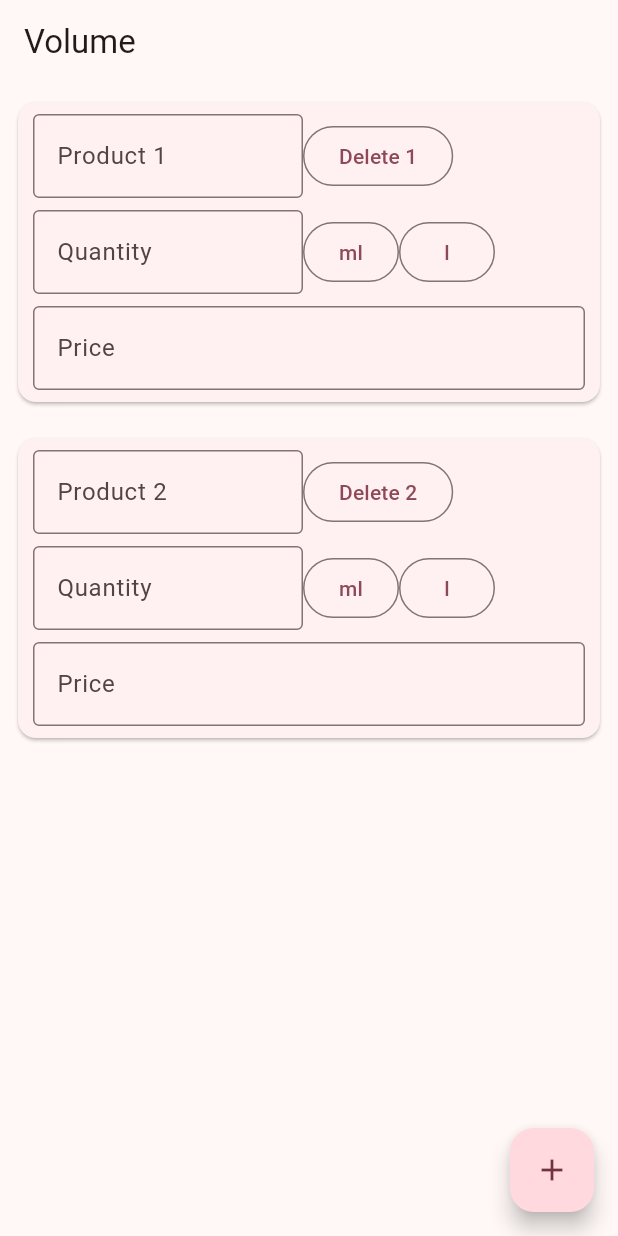
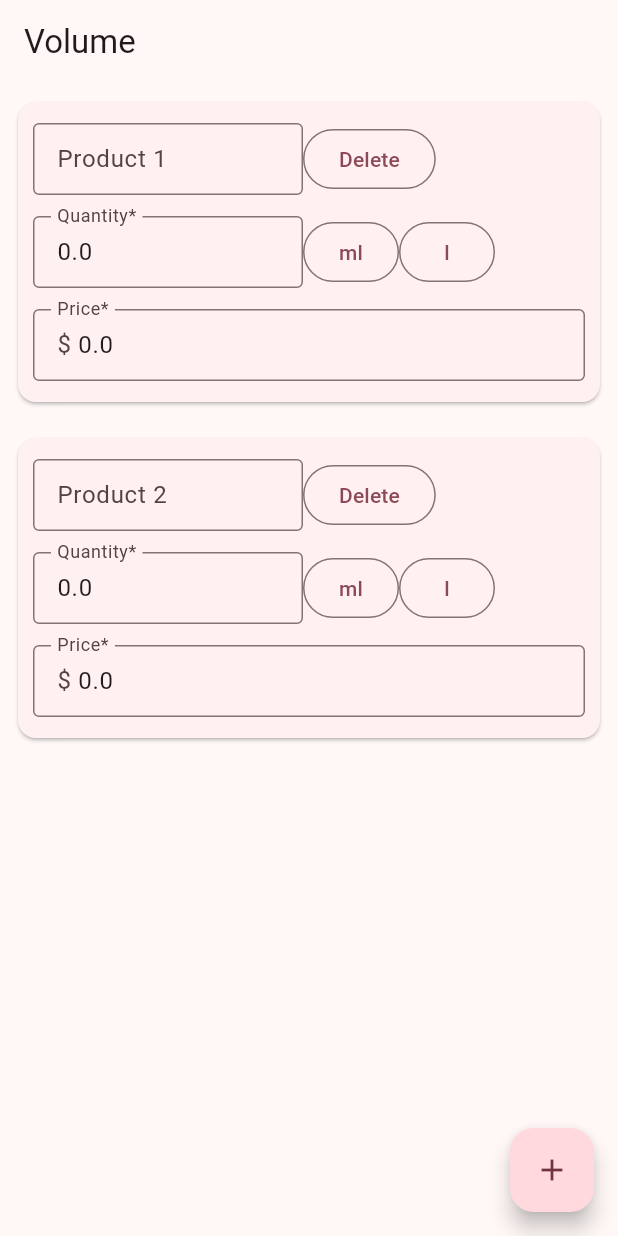
Before and after one commit to ptrkc/better-price-flutter, a Flutter app: the VolumeScreen screen opened directly, on a phone screen of 412 x 824 dp. Run offline on Flutter 3.47's test engine with Material 2 defaults, Android fonts, the phone set to English and light mode, and no system bars.

Commit message:
ControlledTextField

```diff
--- a/lib/src/volume/volume_controller.dart
+++ b/lib/src/volume/volume_controller.dart
@@ -13,6 +13,10 @@ class VolumeController extends ChangeNotifier {
 
   removeById(int id) {
     products.removeWhere((prod) => prod.id == id);
+    if (products.isEmpty) {
+      count = 0;
+      return add();
+    }
     notifyListeners();
   }
 }
--- /dev/null
+++ b/lib/src/widgets/controlled_text_field.dart
@@ -0,0 +1,48 @@
+import 'package:flutter/material.dart';
+import 'package:flutter/services.dart';
+
+class ControlledTextField extends StatefulWidget {
+  const ControlledTextField({
+    Key? key,
+    required this.onChanged,
+    required this.text,
+    this.decoration,
+    this.keyboardType,
+    this.inputFormatters,
+  }) : super(key: key);
+
+  final void Function(String)? onChanged;
+  final String text;
+  final InputDecoration? decoration;
+  final TextInputType? keyboardType;
+  final List<TextInputFormatter>? inputFormatters;
+
+  @override
+  State<ControlledTextField> createState() => _ControlledTextFieldState();
+}
+
+class _ControlledTextFieldState extends State<ControlledTextField> {
+  final TextEditingController _controller = TextEditingController();
+  @override
+  void initState() {
+    _controller.text = widget.text;
+    super.initState();
+  }
+
+  @override
+  void dispose() {
+    _controller.dispose();
+    super.dispose();
+  }
+
+  @override
+  Widget build(BuildContext context) {
+    return TextField(
+      controller: _controller,
+      onChanged: widget.onChanged,
+      decoration: widget.decoration,
+      keyboardType: widget.keyboardType,
+      inputFormatters: widget.inputFormatters,
+    );
+  }
+}
--- a/lib/src/widgets/product_card.dart
+++ b/lib/src/widgets/product_card.dart
@@ -1,3 +1,4 @@
+import 'package:better_price_flutter/src/widgets/controlled_text_field.dart';
 import 'package:flutter/material.dart';
 import 'package:flutter/services.dart';
 import 'package:provider/provider.dart';
@@ -33,15 +34,18 @@ class ProductCard extends StatelessWidget {
                   children: [
                     SizedBox(
                       width: 180.0,
-                      child: TextField(
+                      child: ControlledTextField(
+                        text: product.name.toString(),
+                        onChanged: (value) => product.name = value,
                         decoration: InputDecoration(
+                          isDense: true,
                           border: const OutlineInputBorder(),
                           labelText: 'Product ${product.id}',
                         ),
                       ),
                     ),
                     OutlinedButton(
-                      child: Text('Delete ${product.id}'),
+                      child: const Text('Delete'),
                       onPressed: () => controller.removeById(product.id),
                     ),
                   ],
@@ -50,7 +54,10 @@ class ProductCard extends StatelessWidget {
                   children: [
                     SizedBox(
                       width: 180.0,
-                      child: TextField(
+                      child: ControlledTextField(
+                        text: product.quantity.toString(),
+                        onChanged: (value) =>
+                            product.quantity = double.parse(value),
                         keyboardType: const TextInputType.numberWithOptions(
                             decimal: true),
                         inputFormatters: [
@@ -59,7 +66,8 @@ class ProductCard extends StatelessWidget {
                         ],
                         decoration: const InputDecoration(
                           border: OutlineInputBorder(),
-                          labelText: 'Quantity',
+                          labelText: 'Quantity*',
+                          isDense: true,
                         ),
                       ),
                     ),
@@ -74,7 +82,9 @@ class ProductCard extends StatelessWidget {
                     ),
                   ],
                 ),
-                TextField(
+                ControlledTextField(
+                  text: product.price.toString(),
+                  onChanged: (value) => product.price = double.parse(value),
                   keyboardType:
                       const TextInputType.numberWithOptions(decimal: true),
                   inputFormatters: [
@@ -82,8 +92,9 @@ class ProductCard extends StatelessWidget {
                   ],
                   decoration: const InputDecoration(
                     border: OutlineInputBorder(),
-                    labelText: 'Price',
+                    labelText: 'Price*',
                     prefixText: '\$ ',
+                    isDense: true,
                   ),
                 ),
               ],
```
